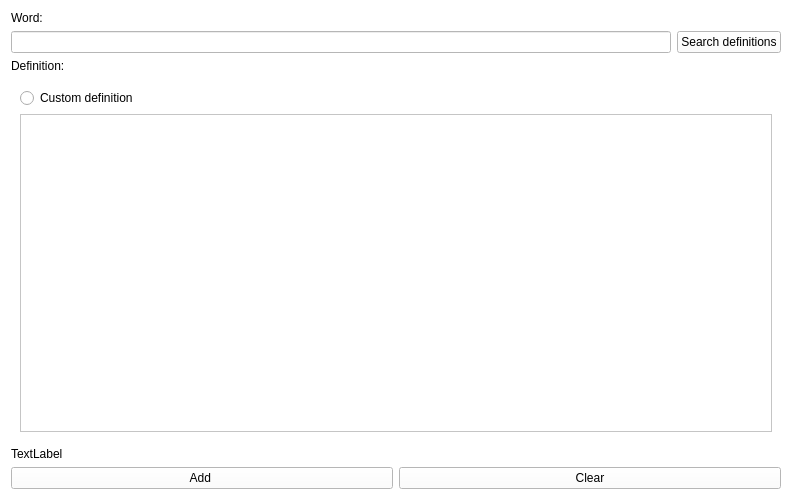
First picture: the form in add_word_dialog.ui, repository pavelkurach/vocab-builder, before the edit.
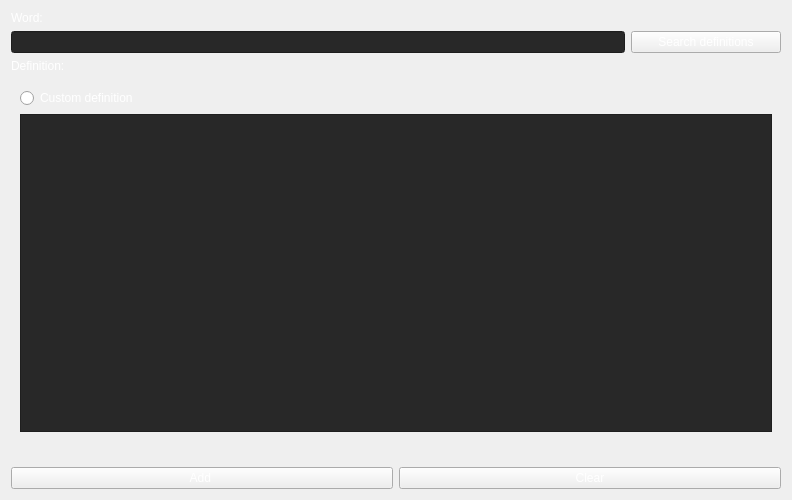
Second picture: the form after the edit.

Patch:
```diff
--- a/add_word_dialog.ui
+++ b/add_word_dialog.ui
@@ -10,17 +10,33 @@
     <height>500</height>
    </rect>
   </property>
+  <property name="sizePolicy">
+   <sizepolicy hsizetype="Expanding" vsizetype="Expanding">
+    <horstretch>0</horstretch>
+    <verstretch>0</verstretch>
+   </sizepolicy>
+  </property>
   <property name="windowTitle">
    <string>Form</string>
   </property>
   <property name="styleSheet">
-   <string notr="true">background-color: rgb(255, 255, 255);</string>
+   <string notr="true">color: rgb(255, 255, 255);
+
+
+
+</string>
   </property>
   <layout class="QVBoxLayout" name="verticalLayout">
    <item>
     <widget class="QLabel" name="label">
+     <property name="sizePolicy">
+      <sizepolicy hsizetype="Expanding" vsizetype="Preferred">
+       <horstretch>0</horstretch>
+       <verstretch>0</verstretch>
+      </sizepolicy>
+     </property>
      <property name="styleSheet">
-      <string notr="true">color: rgb(0, 0, 0);</string>
+      <string notr="true"/>
      </property>
      <property name="text">
       <string>Word:</string>
@@ -29,17 +45,32 @@
    </item>
    <item>
     <layout class="QHBoxLayout" name="horizontalLayout_2">
+     <property name="sizeConstraint">
+      <enum>QLayout::SetNoConstraint</enum>
+     </property>
      <item>
       <widget class="QLineEdit" name="word">
        <property name="styleSheet">
-        <string notr="true">color: rgb(0, 0, 0);</string>
+        <string notr="true">background-color: rgb(40, 40, 40);</string>
        </property>
       </widget>
      </item>
      <item>
       <widget class="QPushButton" name="search_def_btn">
+       <property name="sizePolicy">
+        <sizepolicy hsizetype="Preferred" vsizetype="Fixed">
+         <horstretch>0</horstretch>
+         <verstretch>0</verstretch>
+        </sizepolicy>
+       </property>
+       <property name="minimumSize">
+        <size>
+         <width>150</width>
+         <height>0</height>
+        </size>
+       </property>
        <property name="styleSheet">
-        <string notr="true">color: rgb(0, 0, 0);</string>
+        <string notr="true"/>
        </property>
        <property name="text">
         <string>Search definitions</string>
@@ -50,8 +81,14 @@
    </item>
    <item>
     <widget class="QLabel" name="label_2">
+     <property name="sizePolicy">
+      <sizepolicy hsizetype="Expanding" vsizetype="Preferred">
+       <horstretch>0</horstretch>
+       <verstretch>0</verstretch>
+      </sizepolicy>
+     </property>
      <property name="styleSheet">
-      <string notr="true">color: rgb(0, 0, 0);</string>
+      <string notr="true"/>
      </property>
      <property name="text">
       <string>Definition:</string>
@@ -61,18 +98,32 @@
    <item>
     <widget class="QWidget" name="widget" native="true">
      <property name="sizePolicy">
-      <sizepolicy hsizetype="Preferred" vsizetype="Expanding">
+      <sizepolicy hsizetype="Expanding" vsizetype="Expanding">
        <horstretch>0</horstretch>
        <verstretch>0</verstretch>
       </sizepolicy>
      </property>
+     <property name="styleSheet">
+      <string notr="true"/>
+     </property>
      <layout class="QVBoxLayout" name="verticalLayout_3">
       <item>
        <layout class="QVBoxLayout" name="defs_layout">
+        <property name="sizeConstraint">
+         <enum>QLayout::SetNoConstraint</enum>
+        </property>
         <item>
          <widget class="QRadioButton" name="custom_def_btn">
+          <property name="sizePolicy">
+           <sizepolicy hsizetype="Expanding" vsizetype="Minimum">
+            <horstretch>0</horstretch>
+            <verstretch>0</verstretch>
+           </sizepolicy>
+          </property>
           <property name="styleSheet">
-           <string notr="true">color: rgb(0, 0, 0);</string>
+           <string notr="true">
+
+</string>
           </property>
           <property name="text">
            <string>Custom definition </string>
@@ -82,7 +133,7 @@
         <item>
          <widget class="QTextEdit" name="textEdit">
           <property name="styleSheet">
-           <string notr="true">color: rgb(0, 0, 0);</string>
+           <string notr="true">background-color: rgb(40, 40, 40);</string>
           </property>
          </widget>
         </item>
@@ -93,17 +144,35 @@
    </item>
    <item>
     <widget class="QLabel" name="status_label">
+     <property name="sizePolicy">
+      <sizepolicy hsizetype="Expanding" vsizetype="Preferred">
+       <horstretch>0</horstretch>
+       <verstretch>0</verstretch>
+      </sizepolicy>
+     </property>
+     <property name="styleSheet">
+      <string notr="true"/>
+     </property>
      <property name="text">
-      <string>TextLabel</string>
+      <string/>
      </property>
     </widget>
    </item>
    <item>
     <layout class="QHBoxLayout" name="horizontalLayout">
+     <property name="sizeConstraint">
+      <enum>QLayout::SetNoConstraint</enum>
+     </property>
      <item>
       <widget class="QPushButton" name="add_word_button">
+       <property name="sizePolicy">
+        <sizepolicy hsizetype="Minimum" vsizetype="Fixed">
+         <horstretch>0</horstretch>
+         <verstretch>0</verstretch>
+        </sizepolicy>
+       </property>
        <property name="styleSheet">
-        <string notr="true">color: rgb(0, 0, 0);</string>
+        <string notr="true"/>
        </property>
        <property name="text">
         <string>Add </string>
@@ -113,7 +182,7 @@
      <item>
       <widget class="QPushButton" name="clear_button">
        <property name="styleSheet">
-        <string notr="true">color: rgb(0, 0, 0);</string>
+        <string notr="true"/>
        </property>
        <property name="text">
         <string>Clear</string>
```
